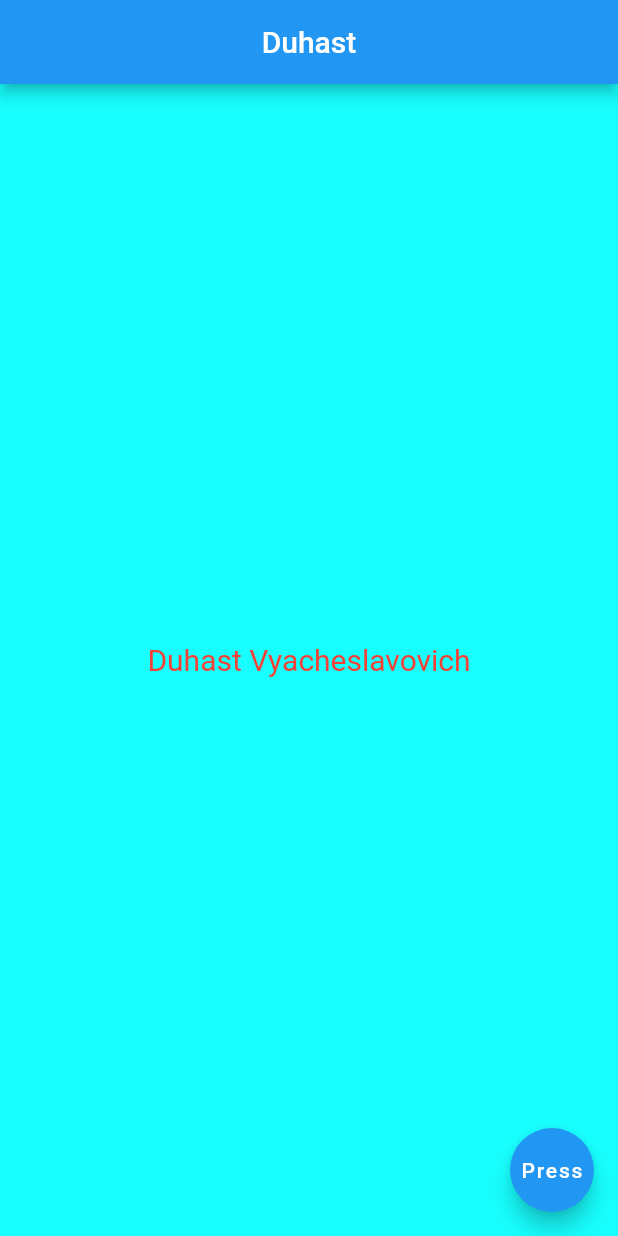
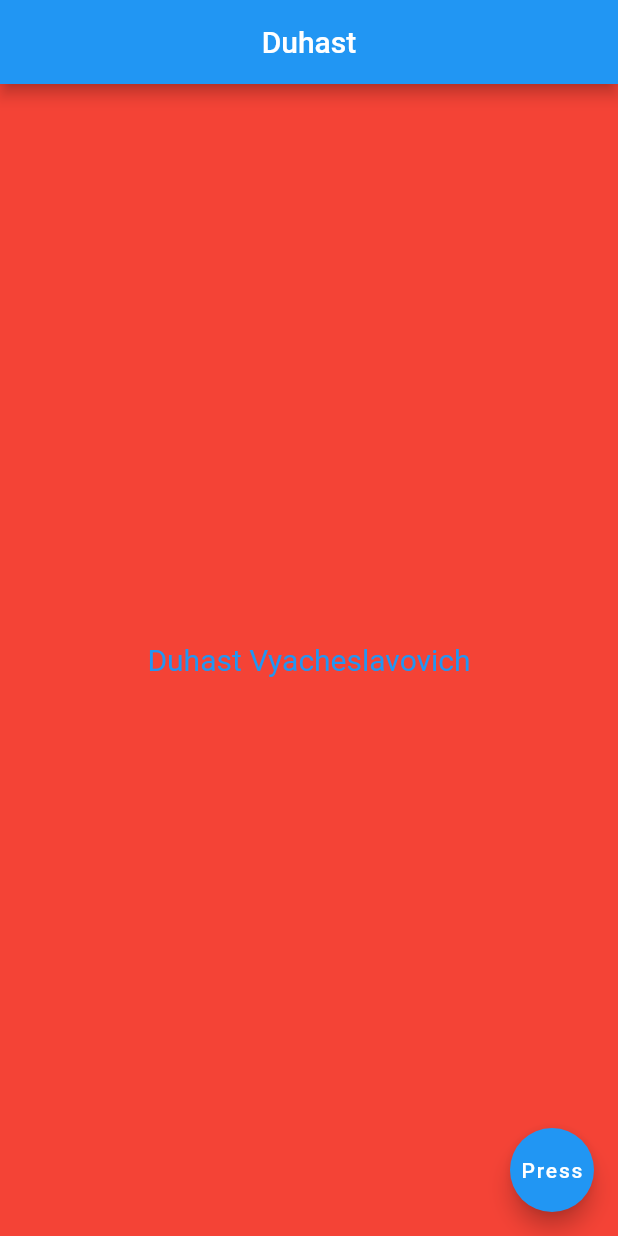
Before and after one commit to SamuraiGalahad/WebApiProject, a Flutter app: the screen it shows after launch, on a phone screen of 412 x 824 dp. Run offline on Flutter 3.47's test engine with Material 2 defaults, Android fonts, the phone set to English and light mode, and no system bars.

Commit message:
New commit

```diff
--- a/lib/main.dart
+++ b/lib/main.dart
@@ -18,7 +18,7 @@ class MyApp extends StatelessWidget {
           child: Text(
             'Duhast Vyacheslavovich',
             style: TextStyle(
-                fontSize: 20, color: Colors.red, fontFamily: 'Roboto'),
+                fontSize: 20, color: Colors.blue, fontFamily: 'Roboto'),
           ),
         ),
         floatingActionButton: FloatingActionButton(
@@ -26,7 +26,7 @@ class MyApp extends StatelessWidget {
               print('AAAAAA');
             },
             child: Text('Press')),
-        backgroundColor: Colors.cyanAccent,
+        backgroundColor: Colors.red,
       ),
     );
   }
```
